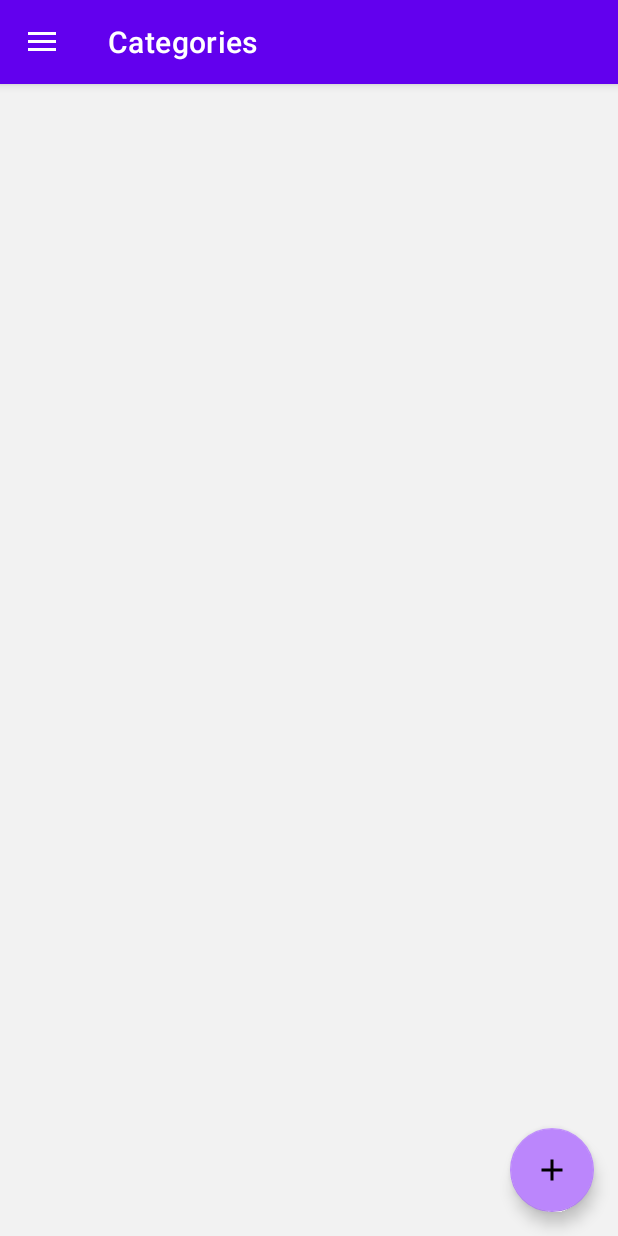
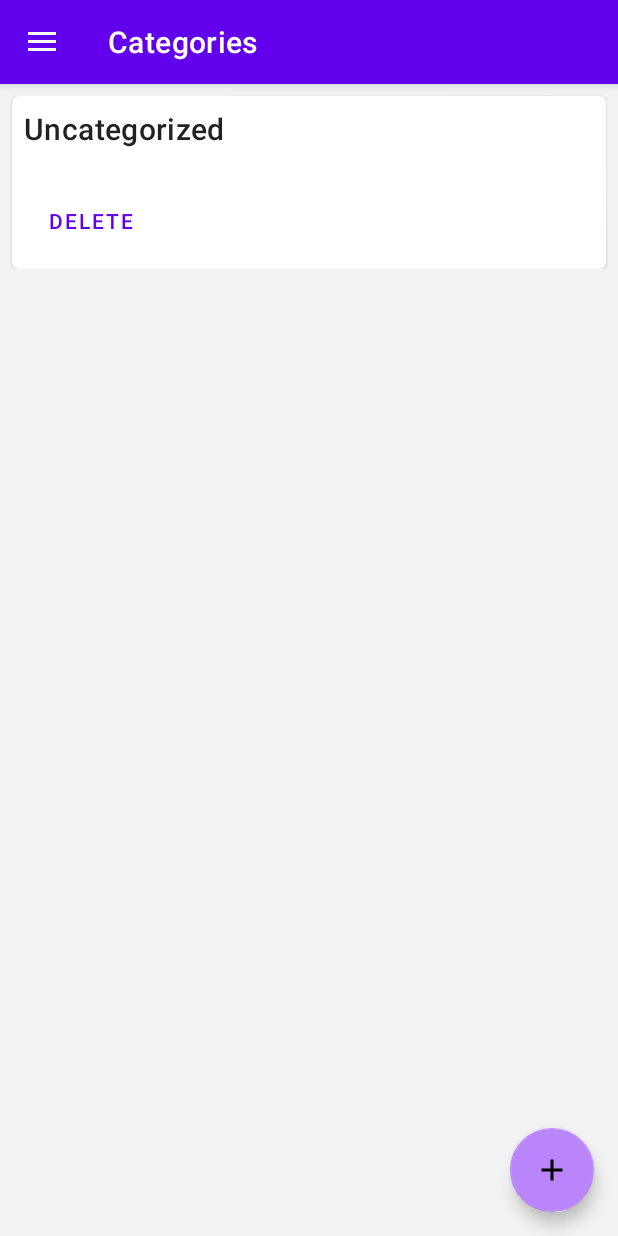
Before and after one commit to my-expenses/android, an Android app: the CategoriesFragment screen opened through its navigation route, on a phone screen of 412 x 824 dp. Run offline under Robolectric (Android 15) with nearby library versions, the light colour scheme and no system bars; our stand-ins replace Room's generated code, data binding, navigation-ui, paging; 7 statements that could not run were skipped.

Commit message:
Displayed grouped transactions

```diff
--- a/app/build.gradle
+++ b/app/build.gradle
@@ -84,6 +84,7 @@ dependencies {
     implementation "org.koin:koin-android-viewmodel:$version_koin"
 
     implementation 'com.google.code.gson:gson:2.8.6'
+    implementation "com.squareup.retrofit2:converter-gson:$version_retrofit"
 
     implementation "androidx.paging:paging-runtime-ktx:$version_paging"
     // Jetpack Compose Integration
--- a/app/src/main/java/com/motawfik/expenses/adapters/BindingAdapters.kt
+++ b/app/src/main/java/com/motawfik/expenses/adapters/BindingAdapters.kt
@@ -24,6 +24,24 @@ fun TextView.bindAmountText(amount: Int, type: Boolean) {
     } else {
         text = context.getString(R.string.negative_amount, amount)
         setTextColor(Color.RED)
+    }
+}
+
+@BindingAdapter("totalSpent")
+fun TextView.bindTotalSpent(amount: Int) {
+    // to display (plus) or (minus) & change text color signs before amount
+    when {
+        amount > 0 -> {
+            text = context.getString(R.string.positive_amount, amount)
+            setTextColor(Color.GREEN)
+        }
+        amount < 0 -> {
+            text = amount.toString()
+            setTextColor(Color.RED)
+        }
+        else -> {
+            text = amount.toString()
+        }
     }
 }
 
--- a/app/src/main/java/com/motawfik/expenses/adapters/CategoriesAdapter.kt
+++ b/app/src/main/java/com/motawfik/expenses/adapters/CategoriesAdapter.kt
@@ -1,5 +1,6 @@
 package com.motawfik.expenses.adapters
 
+import android.util.Log
 import android.view.LayoutInflater
 import android.view.ViewGroup
 import androidx.recyclerview.widget.DiffUtil
@@ -7,9 +8,11 @@ import androidx.recyclerview.widget.ListAdapter
 import androidx.recyclerview.widget.RecyclerView
 import com.motawfik.expenses.databinding.ListItemCategoryBinding
 import com.motawfik.expenses.models.Category
+import com.motawfik.expenses.models.GroupedTransaction
 
 class CategoriesAdapter(
     private val clickListener: CategoryListener,
+    private val groupedTransaction: Pair<List<Category>?, List<GroupedTransaction>?>
 ) :
     ListAdapter<Category, CategoriesAdapter.MyViewHolder>(CategoryDiffCallback()) {
     override fun onCreateViewHolder(parent: ViewGroup, viewType: Int): MyViewHolder {
@@ -18,7 +21,8 @@ class CategoriesAdapter(
 
     override fun onBindViewHolder(holder: MyViewHolder, position: Int) {
         val item = getItem(position)
-        holder.bind(item, clickListener)
+        Log.d("GROUPED_T", groupedTransaction.toString())
+        holder.bind(item, clickListener, groupedTransaction.second)
     }
 
 
@@ -27,9 +31,13 @@ class CategoriesAdapter(
         fun bind(
             item: Category,
             clickListener: CategoryListener,
+            groupedTransaction: List<GroupedTransaction>?,
         ) {
             binding.category = item
             binding.clickListener = clickListener
+            binding.groupedTransaction = groupedTransaction?.find {
+                it.categoryID == item.ID
+            }
             binding.executePendingBindings()
         }
 
--- /dev/null
+++ b/app/src/main/java/com/motawfik/expenses/dao/GroupedTransactionsDao.kt
@@ -0,0 +1,26 @@
+package com.motawfik.expenses.dao
+
+import androidx.lifecycle.LiveData
+import androidx.room.Dao
+import androidx.room.Insert
+import androidx.room.OnConflictStrategy
+import androidx.room.Query
+import com.motawfik.expenses.models.GroupedTransaction
+
+@Dao
+interface GroupedTransactionsDao {
+    @Query("SELECT * FROM grouped_transactions")
+    fun getAll(): LiveData<List<GroupedTransaction>>
+
+    @Insert(onConflict = OnConflictStrategy.REPLACE)
+    fun insertAll(groupedTransactions: List<GroupedTransaction>)
+
+    @Query("SELECT * FROM grouped_transactions WHERE categoryID = :categoryID")
+    fun getByCategoryID(categoryID: Int): GroupedTransaction
+
+    @Query("DELETE FROM grouped_transactions")
+    fun deleteAll()
+
+    @Query("DELETE FROM grouped_transactions WHERE categoryID = :categoryID")
+    fun deleteByCategoryID(categoryID: Int)
+}
--- /dev/null
+++ b/app/src/main/java/com/motawfik/expenses/models/GroupedTransaction.kt
@@ -0,0 +1,39 @@
+package com.motawfik.expenses.models
+
+import android.os.Parcelable
+import android.util.Log
+import androidx.room.Entity
+import androidx.room.Ignore
+import androidx.room.PrimaryKey
+import com.squareup.moshi.FromJson
+import com.squareup.moshi.ToJson
+import kotlinx.parcelize.IgnoredOnParcel
+import kotlinx.parcelize.Parcelize
+
+@Entity(tableName = "grouped_transactions")
+@Parcelize
+data class GroupedTransaction(
+    @PrimaryKey
+    val categoryID: Int?,
+    val total: Int,
+): Parcelable
+
+class GroupedTransactionJSON(
+    val categoryID: Int?,
+    val total: Int,
+)
+
+@Parcelize
+data class GroupedTransactionsResponse(
+    val groupedTransactions: List<GroupedTransaction>,
+): Parcelable
+
+class GroupedTransactionAdapter {
+    @FromJson fun fromJson(groupedTransaction: GroupedTransactionJSON): GroupedTransaction {
+        Log.d("JSON_CONV", groupedTransaction.toString())
+        if (groupedTransaction.categoryID == null)
+            return GroupedTransaction(0, groupedTransaction.total)
+        return GroupedTransaction(groupedTransaction.categoryID, groupedTransaction.total)
+    }
+
+}
--- a/app/src/main/java/com/motawfik/expenses/network/ExpensesApiService.kt
+++ b/app/src/main/java/com/motawfik/expenses/network/ExpensesApiService.kt
@@ -1,12 +1,10 @@
 package com.motawfik.expenses.network
 
+import com.google.gson.GsonBuilder
 import com.jakewharton.retrofit2.adapter.kotlin.coroutines.CoroutineCallAdapterFactory
 import com.motawfik.expenses.BuildConfig
-import com.motawfik.expenses.models.CategoriesResponse
-import com.motawfik.expenses.models.Transaction
+import com.motawfik.expenses.models.*
 import com.motawfik.expenses.repos.TokenRepository
-import com.motawfik.expenses.models.TransactionResponse
-import com.motawfik.expenses.models.TransactionsResponse
 import com.squareup.moshi.Moshi
 import com.squareup.moshi.kotlin.reflect.KotlinJsonAdapterFactory
 import com.squareup.moshi.adapters.Rfc3339DateJsonAdapter
@@ -15,6 +13,7 @@ import okhttp3.OkHttpClient
 import org.koin.java.KoinJavaComponent.inject
 import retrofit2.Response
 import retrofit2.Retrofit
+import retrofit2.converter.gson.GsonConverterFactory
 import retrofit2.converter.moshi.MoshiConverterFactory
 import retrofit2.http.*
 import java.util.*
@@ -30,6 +29,7 @@ private val httpClient = OkHttpClient.Builder().addInterceptor {
 }
 
 private val moshi = Moshi.Builder()
+    .add(GroupedTransactionAdapter())
     .add(KotlinJsonAdapterFactory())
     .add(Date::class.java, Rfc3339DateJsonAdapter().nullSafe())
     .build()
@@ -95,6 +95,11 @@ interface CategoriesApiService {
     @DELETE("/auth/categories/{categoryID}")
     fun deleteCategory(@Path("categoryID") categoryID: Int):
             Deferred<Response<Void>>
+
+    @GET("/auth/grouped-transactions")
+    fun getGroupedTransactions(
+        @Query("month") month: String,
+    ): Deferred<GroupedTransactionsResponse>
 }
 
 object CategoriesApi {
--- a/app/src/main/java/com/motawfik/expenses/repos/CategoriesRepo.kt
+++ b/app/src/main/java/com/motawfik/expenses/repos/CategoriesRepo.kt
@@ -4,19 +4,29 @@ import android.content.Context
 import androidx.lifecycle.LiveData
 import androidx.lifecycle.MutableLiveData
 import com.motawfik.expenses.models.Category
+import com.motawfik.expenses.models.GroupedTransaction
 import com.motawfik.expenses.network.CategoriesApi
 import com.motawfik.expenses.viewmodel.CATEGORIES_API_STATUS
 
 class CategoriesRepo(val context: Context) {
     private val categoriesDao = TransactionsDatabase.getINSTANCE(context).categoriesDao()
+    private val groupedTransactionsDao =
+        TransactionsDatabase.getINSTANCE(context).groupedTransactionsDao()
 
-    suspend fun addCategoriesToDB(addedToDBStatus: MutableLiveData<CATEGORIES_API_STATUS>) {
+    suspend fun addCategoriesToDB(
+        addedToDBStatus: MutableLiveData<CATEGORIES_API_STATUS>,
+        selectedMonth: String
+    ) {
         addedToDBStatus.postValue(CATEGORIES_API_STATUS.LOADING)
         categoriesDao.deleteAll() // delete all the categories
+        groupedTransactionsDao.deleteAll() // delete all the grouped transactions
         try {
             // get all the categories from the server
             val categories = CategoriesApi.retrofitService.getCategories().await()
+            val groupedTransactions =
+                CategoriesApi.retrofitService.getGroupedTransactions(selectedMonth).await()
             // insert the fetched categories to the local DB
+            groupedTransactionsDao.insertAll(groupedTransactions.groupedTransactions)
             categoriesDao.insertAll(categories.categories)
             addedToDBStatus.postValue(CATEGORIES_API_STATUS.DONE)
         } catch (t: Throwable) {
@@ -27,6 +37,10 @@ class CategoriesRepo(val context: Context) {
 
     fun getCachedCategories(): LiveData<List<Category>> {
         return categoriesDao.getAll()
+    }
+
+    fun getCachedGroupedTransactions(): LiveData<List<GroupedTransaction>> {
+        return groupedTransactionsDao.getAll()
     }
 
 
--- a/app/src/main/java/com/motawfik/expenses/repos/TransactionsDatabase.kt
+++ b/app/src/main/java/com/motawfik/expenses/repos/TransactionsDatabase.kt
@@ -6,15 +6,18 @@ import androidx.room.Room
 import androidx.room.RoomDatabase
 import androidx.room.TypeConverters
 import com.motawfik.expenses.dao.CategoriesDao
+import com.motawfik.expenses.dao.GroupedTransactionsDao
 import com.motawfik.expenses.models.Category
 import com.motawfik.expenses.dao.TransactionDao
+import com.motawfik.expenses.models.GroupedTransaction
 import com.motawfik.expenses.models.Transaction
 
-@Database(entities = [Transaction::class, Category::class], version = 1)
+@Database(entities = [Transaction::class, Category::class, GroupedTransaction::class], version = 1)
 @TypeConverters(DateConverter::class)
-abstract class TransactionsDatabase: RoomDatabase() {
+abstract class TransactionsDatabase : RoomDatabase() {
     abstract fun transactionDao(): TransactionDao
     abstract fun categoriesDao(): CategoriesDao
+    abstract fun groupedTransactionsDao(): GroupedTransactionsDao
 
     companion object {
         private lateinit var INSTANCE: TransactionsDatabase
--- a/app/src/main/java/com/motawfik/expenses/repos/TransactionsRemoteMediator.kt
+++ b/app/src/main/java/com/motawfik/expenses/repos/TransactionsRemoteMediator.kt
@@ -1,5 +1,6 @@
 package com.motawfik.expenses.repos
 
+import android.util.Log
 import androidx.lifecycle.LiveData
 import androidx.paging.*
 import androidx.room.withTransaction
@@ -63,6 +64,7 @@ class TransactionsRemoteMediator(
                 // Insert new users into database, which invalidates the
                 // current PagingData, allowing Paging to present the updates
                 // in the DB.
+                Log.d("TRANSACTIONS", response.toString())
                 database.transactionDao().insertAll(response.transactions)
             }
 
--- a/app/src/main/java/com/motawfik/expenses/ui/CategoriesFragment.kt
+++ b/app/src/main/java/com/motawfik/expenses/ui/CategoriesFragment.kt
@@ -7,19 +7,22 @@ import android.view.LayoutInflater
 import android.view.View
 import android.view.ViewGroup
 import androidx.lifecycle.ViewModelProvider
-import androidx.recyclerview.widget.DividerItemDecoration
 import com.google.android.material.dialog.MaterialAlertDialogBuilder
 import com.motawfik.expenses.adapters.CategoriesAdapter
 import com.motawfik.expenses.adapters.CategoryListener
 import com.motawfik.expenses.databinding.FragmentCategoriesBinding
+import com.motawfik.expenses.models.Category
 import com.motawfik.expenses.utils.showErrorSnackbar
 import com.motawfik.expenses.utils.showSuccessSnackbar
 import com.motawfik.expenses.viewmodel.CATEGORIES_API_STATUS
 import com.motawfik.expenses.viewmodel.CategoriesViewModel
+import com.motawfik.expenses.viewmodel.TransactionsViewModel
 import com.motawfik.expenses.viewmodelfactory.ViewModelFactory
 
 class CategoriesFragment : Fragment() {
     private lateinit var categoriesViewModel: CategoriesViewModel
+    private lateinit var transactionsViewModel: TransactionsViewModel
+    private lateinit var categoriesAdapter: CategoriesAdapter
 
     override fun onCreate(savedInstanceState: Bundle?) {
         val app = requireNotNull(this.activity).application
@@ -29,6 +32,12 @@ class CategoriesFragment : Fragment() {
                 requireActivity(),
                 viewModelFactory
             ).get(CategoriesViewModel::class.java)
+
+        transactionsViewModel =
+            ViewModelProvider(
+                requireActivity(),
+                viewModelFactory
+            ).get(TransactionsViewModel::class.java)
 
         super.onCreate(savedInstanceState)
     }
@@ -41,13 +50,16 @@ class CategoriesFragment : Fragment() {
         val categoriesBinding = FragmentCategoriesBinding.inflate(inflater)
         categoriesBinding.viewModel = categoriesViewModel
 
+        categoriesBinding.lifecycleOwner = this
         val categoryClickListener = CategoryListener {
             categoriesViewModel.setCategoryToDelete(it)
         }
 
-        val categoriesAdapter = CategoriesAdapter(categoryClickListener)
-        categoriesBinding.categoriesList.adapter = categoriesAdapter
-
+        transactionsViewModel.transactionsMonth.observe(viewLifecycleOwner, {
+            it?.let {
+                categoriesViewModel.addCategoriesToDB(it)
+            }
+        })
 
         categoriesViewModel.deletingCategory.observe(viewLifecycleOwner, {
             it?.let {
@@ -81,9 +93,14 @@ class CategoriesFragment : Fragment() {
             }
         })
 
-        categoriesViewModel.categories.observe(viewLifecycleOwner, {
-            it?.let {
-                categoriesAdapter.submitList(it)
+        categoriesViewModel.categoriesWithGrouping.observe(viewLifecycleOwner, {
+            Log.d("PAIR_CHANGED", "SOMETHING CHANGED")
+            categoriesAdapter = CategoriesAdapter(categoryClickListener, it)
+            categoriesBinding.categoriesList.adapter = categoriesAdapter
+            it.first?.let {  categoriesList ->
+                val categories = categoriesList.toMutableList()
+                categories.add(Category(0, 0, "Uncategorized"))
+                categoriesAdapter.submitList(categories)
             }
         })
 
--- a/app/src/main/java/com/motawfik/expenses/ui/TransactionsFragment.kt
+++ b/app/src/main/java/com/motawfik/expenses/ui/TransactionsFragment.kt
@@ -1,6 +1,7 @@
 package com.motawfik.expenses.ui
 
 import android.os.Bundle
+import android.util.Log
 import androidx.fragment.app.Fragment
 import android.view.LayoutInflater
 import android.view.View
@@ -46,14 +47,21 @@ class TransactionsFragment : Fragment() {
         super.onCreate(savedInstanceState)
     }
 
-    @ExperimentalPagingApi
     override fun onCreateView(
         inflater: LayoutInflater, container: ViewGroup?,
         savedInstanceState: Bundle?
     ): View {
         // Inflate the layout for this fragment
         transactionsBinding = FragmentTransactionsBinding.inflate(inflater)
+        transactionsBinding.lifecycleOwner = this
         transactionsBinding.viewModel = transactionsViewModel
+
+        return transactionsBinding.root
+    }
+
+
+    @ExperimentalPagingApi
+    override fun onViewCreated(view: View, savedInstanceState: Bundle?) {
 
         val transactionClickListener = TransactionListener(
             {
@@ -65,6 +73,24 @@ class TransactionsFragment : Fragment() {
                 transactionsViewModel.setTransactionToDelete(it)
             }
         )
+
+
+//        categoriesViewModel.categories.observe(viewLifecycleOwner, {
+//            it?.let {
+//                // must add observer to listen for the changes and pass it to the
+//                // transactionsAdapter to display the categories
+//                if (categoriesViewModel.addedToDBStatus.value == CATEGORIES_API_STATUS.DONE) {
+//                    categoriesViewModel.resetAddedToDBStatus()
+//                }
+//            }
+//        })
+
+        categoriesViewModel.categoriesWithGrouping.observe(viewLifecycleOwner, {
+            it?.let {
+                Log.d("PAIR_CHANGED", "SOMETHING CHANGED")
+            }
+        })
+
         transactionsPagingAdapter = TransactionsAdapter(transactionClickListener,
             categoriesViewModel.categories)
 
@@ -76,15 +102,7 @@ class TransactionsFragment : Fragment() {
             }
         }
 
-        categoriesViewModel.categories.observe(viewLifecycleOwner, {
-            it?.let {
-                // must add observer to listen for the changes and pass it to the
-                // transactionsAdapter to display the categories
-                if (categoriesViewModel.addedToDBStatus.value == CATEGORIES_API_STATUS.DONE) {
-                    categoriesViewModel.resetAddedToDBStatus()
-                }
-            }
-        })
+
 
         transactionsViewModel.deletingTransaction.observe(viewLifecycleOwner, {
             // the user clicked on the delete button
@@ -128,14 +146,6 @@ class TransactionsFragment : Fragment() {
             }
         })
 
-//        transactionsViewModel.categoriesStatus.observe(viewLifecycleOwner, {
-//            it?.let {
-//                if (it == CATEGORIES_API_STATUS.DONE) {
-//                    transactionsViewModel.resetCategoriesStatus()
-//                }
-//            }
-//        })
-
         // when plus button is pressed, navigate to the data fragment with an empty transaction
         transactionsViewModel.navigateToDataFragment.observe(viewLifecycleOwner, {
             if (it) {
@@ -150,7 +160,9 @@ class TransactionsFragment : Fragment() {
         transactionsBinding.swipeRefresh.setOnRefreshListener {
             transactionsPagingAdapter.refresh()
             transactionsBinding.transactionsList.scrollToPosition(0)
-            categoriesViewModel.addCategoriesToDB()
+            categoriesViewModel.addCategoriesToDB(
+                transactionsViewModel.transactionsMonth.value!!
+            )
         }
 
         // ge transactions when the user clicks on the refresh button in the toolbar
@@ -158,7 +170,9 @@ class TransactionsFragment : Fragment() {
             it?.let {
                 transactionsPagingAdapter.refresh()
                 transactionsBinding.transactionsList.scrollToPosition(0)
-                categoriesViewModel.addCategoriesToDB()
+                categoriesViewModel.addCategoriesToDB(
+                    transactionsViewModel.transactionsMonth.value!!
+                )
             }
             true
         }
@@ -167,7 +181,8 @@ class TransactionsFragment : Fragment() {
             transactionsPagingAdapter.refresh()
         }
 
-        return transactionsBinding.root
+
+        transactionsBinding.executePendingBindings()
     }
 
     private fun initAdapter(transactionsPagingAdapter: TransactionsAdapter) {
--- a/app/src/main/java/com/motawfik/expenses/viewmodel/CategoriesViewModel.kt
+++ b/app/src/main/java/com/motawfik/expenses/viewmodel/CategoriesViewModel.kt
@@ -1,13 +1,13 @@
 package com.motawfik.expenses.viewmodel
 
 import android.content.Context
-import androidx.lifecycle.LiveData
-import androidx.lifecycle.MutableLiveData
-import androidx.lifecycle.ViewModel
-import androidx.lifecycle.liveData
+import androidx.lifecycle.*
 import com.motawfik.expenses.models.Category
+import com.motawfik.expenses.models.GroupedTransaction
 import com.motawfik.expenses.repos.CategoriesRepo
 import kotlinx.coroutines.*
+import java.text.SimpleDateFormat
+import java.util.*
 
 enum class CATEGORIES_API_STATUS { INITIAL, LOADING, ERROR, DONE }
 
@@ -31,9 +31,13 @@ class CategoriesViewModel(context: Context) : ViewModel() {
     val categories: LiveData<List<Category>>
         get() = _categories
 
-    init {
-        addCategoriesToDB()
+    private val _groupedTransactions = liveData {
+        emitSource(categoriesRepo.getCachedGroupedTransactions())
     }
+    val groupedTransaction: LiveData<List<GroupedTransaction>>
+        get() = _groupedTransactions
+
+    val categoriesWithGrouping = CategoryGroupedLiveData(_categories, _groupedTransactions)
 
     private val _addedToDBStatus = MutableLiveData(CATEGORIES_API_STATUS.INITIAL)
     val addedToDBStatus: LiveData<CATEGORIES_API_STATUS>
@@ -65,10 +69,12 @@ class CategoriesViewModel(context: Context) : ViewModel() {
         _addedToDBStatus.value = CATEGORIES_API_STATUS.INITIAL
     }
 
-    fun addCategoriesToDB() {
+    fun addCategoriesToDB(selectedMonth: Date) {
+        val formattedDate = SimpleDateFormat("yyyy-MM-dd'T'HH:mm:ss'Z'", Locale.getDefault())
+            .format(selectedMonth)
         coroutineScope.launch {
             withContext(Dispatchers.IO) {
-                categoriesRepo.addCategoriesToDB(_addedToDBStatus)
+                categoriesRepo.addCategoriesToDB(_addedToDBStatus, formattedDate)
             }
         }
     }
--- /dev/null
+++ b/app/src/main/java/com/motawfik/expenses/viewmodel/CategoryGroupedLiveData.kt
@@ -0,0 +1,29 @@
+package com.motawfik.expenses.viewmodel
+
+import androidx.lifecycle.LiveData
+import androidx.lifecycle.MediatorLiveData
+import androidx.lifecycle.Observer
+import com.motawfik.expenses.models.Category
+import com.motawfik.expenses.models.GroupedTransaction
+
+class CategoryGroupedLiveData(
+    private val categories: LiveData<List<Category>>,
+    private val groupedTransactions: LiveData<List<GroupedTransaction>>,
+) : MediatorLiveData<Pair<List<Category>?, List<GroupedTransaction>?>>() {
+
+    init {
+        addSource(categories) {
+            it?.let {
+                if (groupedTransactions.value != null)
+                    value = it to groupedTransactions.value
+            }
+        }
+        addSource(groupedTransactions) {
+            it?.let {
+                if (categories.value != null)
+                    value = categories.value to it
+            }
+        }
+    }
+
+}
--- a/app/src/main/res/layout/list_item_category.xml
+++ b/app/src/main/res/layout/list_item_category.xml
@@ -4,9 +4,14 @@
     xmlns:tools="http://schemas.android.com/tools">
 
     <data>
+
         <variable
             name="category"
             type="com.motawfik.expenses.models.Category" />
+
+        <variable
+            name="groupedTransaction"
+            type="com.motawfik.expenses.models.GroupedTransaction" />
 
         <variable
             name="clickListener"
@@ -17,18 +22,71 @@
         android:layout_width="match_parent"
         android:layout_height="wrap_content">
 
+
+        <com.google.android.material.card.MaterialCardView
+            android:id="@+id/card"
+            android:layout_width="match_parent"
+            android:layout_height="wrap_content"
+            android:layout_margin="8dp"
+            android:layout_marginStart="8dp"
+            android:layout_marginEnd="8dp"
+            app:layout_constraintEnd_toEndOf="parent"
+            app:layout_constraintStart_toStartOf="parent"
+            app:layout_constraintTop_toTopOf="parent">
+
+
+            <LinearLayout
+                android:layout_width="match_parent"
+                android:layout_height="wrap_content"
+                android:orientation="vertical">
+
+                <LinearLayout
+                    android:layout_width="match_parent"
+                    android:layout_height="wrap_content"
+                    android:orientation="horizontal">
+
                     <TextView
                         android:id="@+id/textView"
-            android:layout_width="wrap_content"
+                        android:layout_width="0dp"
                         android:layout_height="wrap_content"
+                        android:layout_weight="1"
                         android:layout_marginStart="8dp"
                         android:layout_marginTop="8dp"
                         android:paddingBottom="16dp"
                         android:text="@{category.title}"
-            android:textAppearance="?attr/textAppearanceSubtitle1"
+                        android:textAppearance="?attr/textAppearanceHeadline6"
                         app:layout_constraintStart_toStartOf="parent"
                         app:layout_constraintTop_toTopOf="parent"
                         tools:text="Category Name" />
+
+                    <TextView
+                        android:layout_width="wrap_content"
+                        android:layout_height="wrap_content"
+                        android:textAppearance="?attr/textAppearanceBody1"
+                        app:totalSpent="@{groupedTransaction.total}"
+                        tools:text="+300" />
+                </LinearLayout>
+
+                <LinearLayout
+                    android:layout_width="wrap_content"
+                    android:layout_height="wrap_content"
+                    android:layout_margin="8dp"
+                    android:orientation="horizontal">
+
+                    <com.google.android.material.button.MaterialButton
+                        style="?attr/borderlessButtonStyle"
+                        android:layout_width="wrap_content"
+                        android:layout_height="wrap_content"
+                        android:layout_marginEnd="8dp"
+                        android:onClick="@{() -> clickListener.onDelete(category.ID)}"
+                        android:text="@string/delete_button" />
+
+                </LinearLayout>
+
+            </LinearLayout>
+
+        </com.google.android.material.card.MaterialCardView>
+
 
         <ImageButton
             android:id="@+id/editImageButton"
```
Lines whose indentation alone changed are shown as unchanged.
